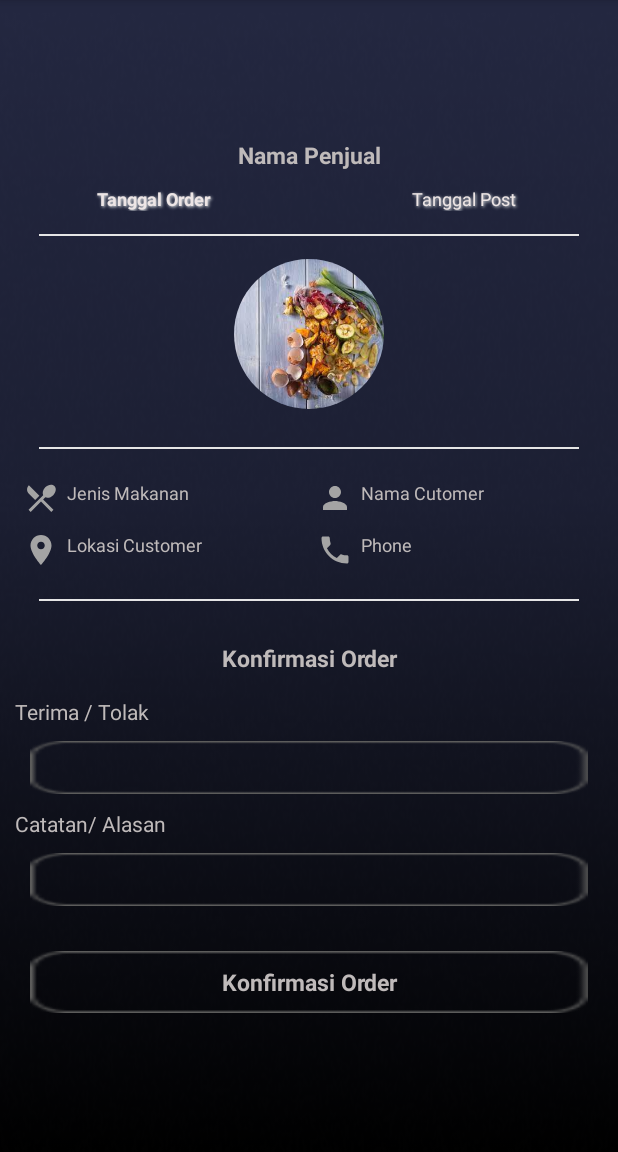
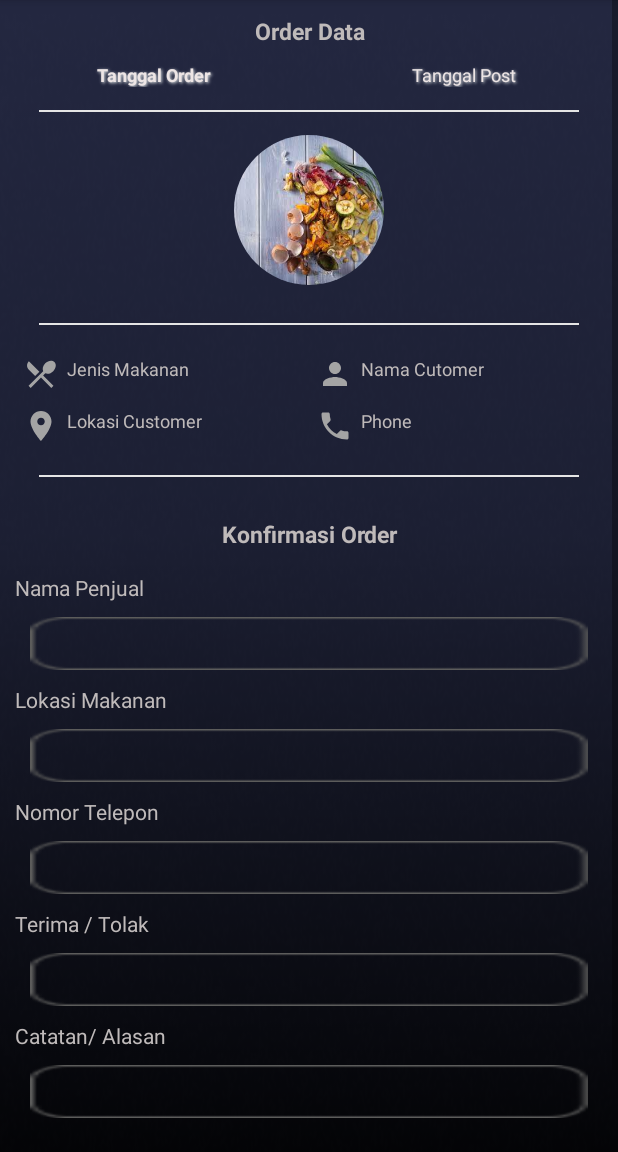
Before and after one commit to CindoddCindy/futrashMitra, an Android app: the OrderKonfirmasi screen opened directly, with no data from a screen before it, on a phone screen of 412 x 824 dp, the part 84-1236 px from its top. Run offline under Robolectric (Android 15) with nearby library versions, the phone set to English and light mode, and no system bars; our stand-ins replace CircleImageView.

Commit message:
ubah detail konfirm order

```diff
--- a/futrashMitraProject/app/src/main/res/layout/activity_confirm_order_detail.xml
+++ b/futrashMitraProject/app/src/main/res/layout/activity_confirm_order_detail.xml
@@ -1,5 +1,5 @@
 <?xml version="1.0" encoding="utf-8"?>
-<LinearLayout xmlns:android="http://schemas.android.com/apk/res/android"
+<ScrollView xmlns:android="http://schemas.android.com/apk/res/android"
     xmlns:app="http://schemas.android.com/apk/res-auto"
     xmlns:tools="http://schemas.android.com/tools"
     android:layout_width="match_parent"
@@ -18,6 +18,8 @@
         android:layout_height="match_parent"
         android:orientation="vertical">
 
+
+
         <TextView
             android:id="@+id/tv_confirm_detail_nama_penjual"
             android:layout_margin="10dp"
@@ -34,6 +36,7 @@
             >
 
         </TextView>
+
 
 
         <de.hdodenhof.circleimageview.CircleImageView
@@ -303,4 +306,4 @@
 
 
 
-</LinearLayout>
+</ScrollView>
--- a/futrashMitraProject/app/src/main/res/layout/activity_order_konfirmasi.xml
+++ b/futrashMitraProject/app/src/main/res/layout/activity_order_konfirmasi.xml
@@ -1,19 +1,15 @@
 <?xml version="1.0" encoding="utf-8"?>
-<LinearLayout xmlns:android="http://schemas.android.com/apk/res/android"
+<ScrollView xmlns:android="http://schemas.android.com/apk/res/android"
     xmlns:app="http://schemas.android.com/apk/res-auto"
     xmlns:tools="http://schemas.android.com/tools"
     android:layout_width="match_parent"
     android:layout_height="match_parent"
     android:orientation="vertical"
-    android:layout_gravity="center"
-    android:gravity="center"
     android:background="#232740"
     tools:context=".view.OrderKonfirmasi">
 
 
     <LinearLayout
-        android:layout_gravity="center"
-        android:gravity="center"
         android:background="@drawable/abuabu"
         android:layout_width="match_parent"
         android:layout_height="match_parent"
@@ -30,7 +26,7 @@
             android:textSize="15dp"
             android:gravity="center"
             android:drawablePadding="5dp"
-            android:text="Nama Penjual"
+            android:text="Order Data"
             android:layout_width="match_parent"
             android:layout_height="wrap_content"
             >
@@ -232,6 +228,67 @@
                 >
 
             </TextView>
+            <TextView
+                android:textColor="#BFBABA"
+                android:drawablePadding="5dp"
+                android:text="Nama Penjual"
+                android:layout_width="match_parent"
+                android:layout_height="wrap_content"
+                >
+
+            </TextView>
+
+            <EditText
+                android:textColor="#BFBABA"
+                android:gravity="center"
+                android:layout_margin="10dp"
+                android:padding="5dp"
+                android:background="@drawable/bakron_kembali"
+                android:layout_width="match_parent"
+                android:layout_height="wrap_content">
+
+            </EditText>
+            <TextView
+                android:textColor="#BFBABA"
+                android:drawablePadding="5dp"
+                android:text="Lokasi Makanan"
+                android:layout_width="match_parent"
+                android:layout_height="wrap_content"
+                >
+
+            </TextView>
+
+            <EditText
+                android:textColor="#BFBABA"
+                android:gravity="center"
+                android:layout_margin="10dp"
+                android:padding="5dp"
+                android:background="@drawable/bakron_kembali"
+                android:layout_width="match_parent"
+                android:layout_height="wrap_content">
+
+            </EditText>
+            <TextView
+                android:textColor="#BFBABA"
+                android:drawablePadding="5dp"
+                android:text="Nomor Telepon"
+                android:layout_width="match_parent"
+                android:layout_height="wrap_content"
+                >
+
+            </TextView>
+
+            <EditText
+                android:textColor="#BFBABA"
+                android:gravity="center"
+                android:layout_margin="10dp"
+                android:padding="5dp"
+                android:background="@drawable/bakron_kembali"
+                android:layout_width="match_parent"
+                android:layout_height="wrap_content">
+
+            </EditText>
+
 
 
 
@@ -313,4 +370,4 @@
 
 
 
-</LinearLayout>
+</ScrollView>
```
